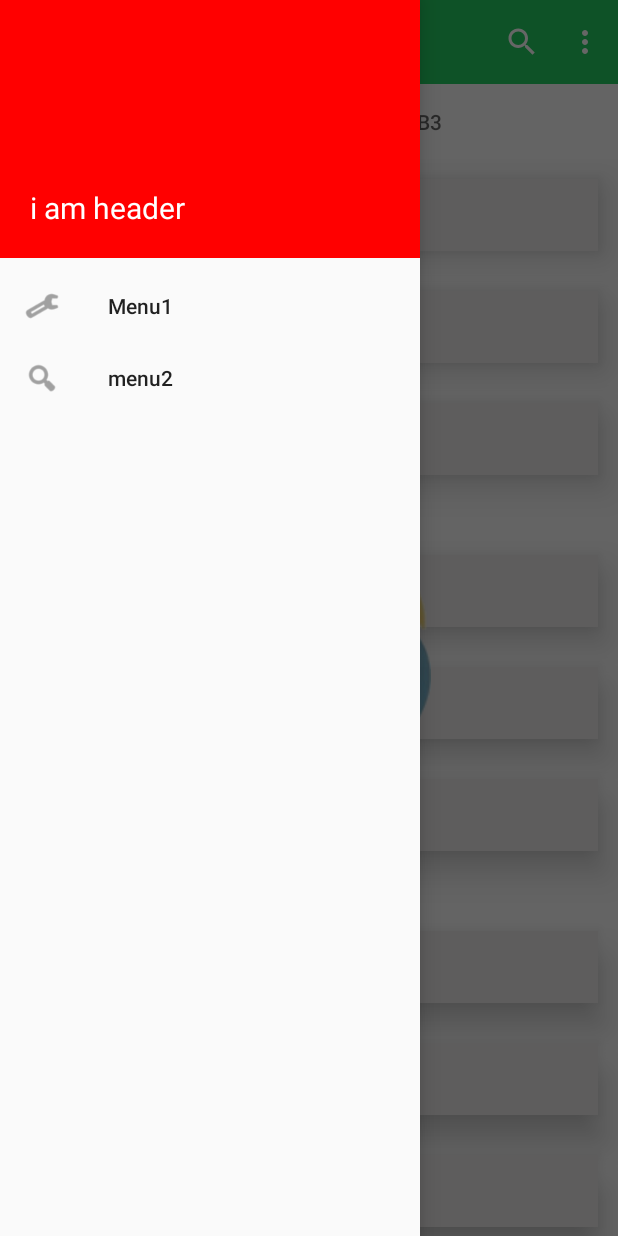
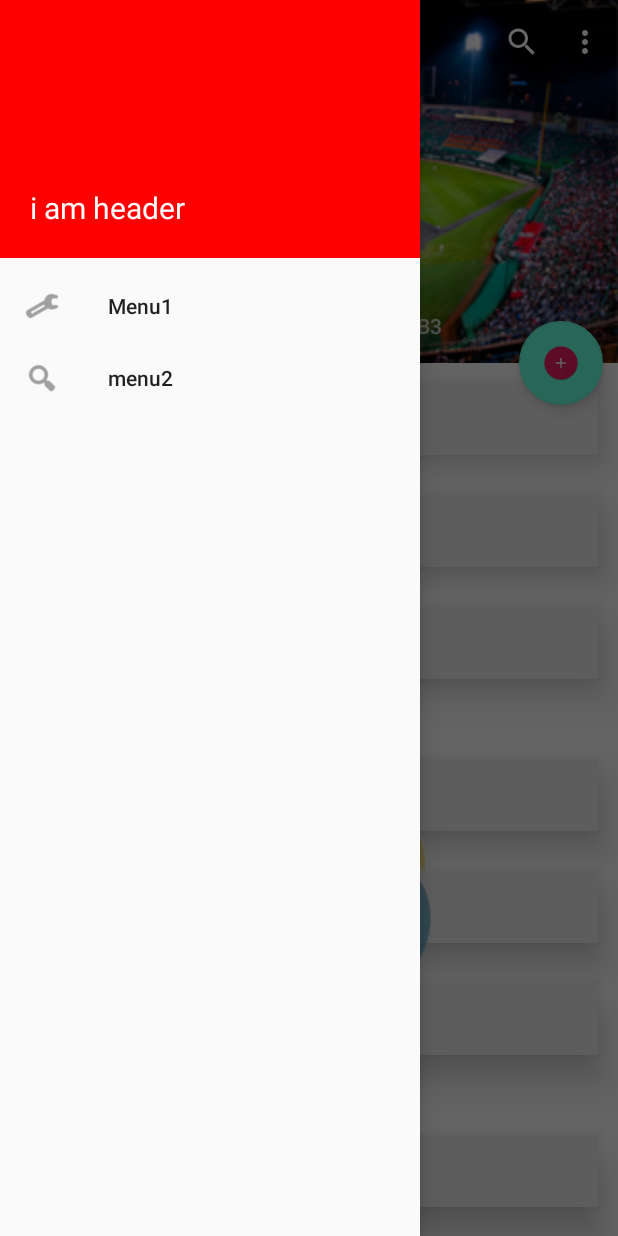
Before and after one commit to kimgaeunnn/AndroidStudy, an Android app: the screen it shows after launch (MainActivity), with the side drawer open, on a phone screen of 412 x 824 dp. Run offline under Robolectric (Android 15) with nearby library versions, the phone set to English and light mode, and no system bars.

Commit message:
Collapsed Appbar 설정
- CoordinatorLayout, Appbar 커스텀 설정 및 collapsing 설정
- ViewPager를 Tablayout 안으로 넣어버림
- FloatingActionButton 추가 및 이벤트 (SnackBar) 연결

```diff
--- a/app/src/main/java/com/gaeun/multicampus/MainActivity.java
+++ b/app/src/main/java/com/gaeun/multicampus/MainActivity.java
@@ -9,5 +9,6 @@ public class MainActivity extends AppCompatActivity {
     protected void onCreate(Bundle savedInstanceState) {
         super.onCreate(savedInstanceState);
         setContentView(R.layout.activity_main);
+
     }
 }
--- a/ch2_material/src/main/java/com/gaeun/ch2_material/MainActivity.java
+++ b/ch2_material/src/main/java/com/gaeun/ch2_material/MainActivity.java
@@ -2,6 +2,9 @@ package com.gaeun.ch2_material;
 
 import android.os.Bundle;
 import android.support.annotation.Nullable;
+import android.support.design.widget.CoordinatorLayout;
+import android.support.design.widget.FloatingActionButton;
+import android.support.design.widget.Snackbar;
 import android.support.design.widget.TabLayout;
 import android.support.v4.app.Fragment;
 import android.support.v4.app.FragmentManager;
@@ -11,6 +14,7 @@ import android.support.v4.widget.DrawerLayout;
 import android.support.v7.app.ActionBarDrawerToggle;
 import android.support.v7.app.AppCompatActivity;
 import android.support.v7.widget.Toolbar;
+import android.util.Log;
 import android.view.Menu;
 import android.view.MenuItem;
 import android.view.View;
@@ -18,7 +22,7 @@ import android.view.View;
 import java.util.ArrayList;
 import java.util.List;
 
-public class MainActivity extends AppCompatActivity {
+public class MainActivity extends AppCompatActivity implements View.OnClickListener {
 
 	ViewPager viewPager;
 	Toolbar toolbar;
@@ -27,6 +31,9 @@ public class MainActivity extends AppCompatActivity {
 	DrawerLayout drawerLayout;
 	ActionBarDrawerToggle toggle;
 	boolean isDrawerOpened;
+
+	FloatingActionButton fab;
+	CoordinatorLayout coordinatorLayout;
 
 	@Override
 	protected void onCreate(Bundle savedInstanceState) {
@@ -72,6 +79,22 @@ public class MainActivity extends AppCompatActivity {
 		// tabButton을 꾸미는건 (문자열) 코드에서 직접 해도 되고,
 		// viewPager와 연결되어있다면, 해당 viewPager화면 title 문자열을 그대로 가져옴.
 		tabLayout.setupWithViewPager(viewPager);
+
+		fab = findViewById(R.id.fab);
+		coordinatorLayout = findViewById(R.id.coordinator);
+		fab.setOnClickListener(this);
+	}
+
+	@Override
+	public void onClick(View view) {
+		Snackbar.make(coordinatorLayout, "gaeuniya", Snackbar.LENGTH_LONG)
+				.setAction("어키", new View.OnClickListener() {
+					@Override
+					public void onClick(View v) {
+						Log.d("gaeun", "FAB Clicked");
+					}
+				})
+				.show();
 	}
 
 	// menu event 처리함수
--- a/ch2_material/src/main/res/layout/activity_main.xml
+++ b/ch2_material/src/main/res/layout/activity_main.xml
@@ -6,17 +6,53 @@
 		android:id="@+id/drawer"
 		android:layout_width="match_parent"
 		android:layout_height="match_parent">
-	<RelativeLayout
+
+	<!-- view들의 상호 연동, Recycler View <-> AppBarLout 간 연동을 위한 CoordinatorLayout 사용 -->
+	<android.support.design.widget.CoordinatorLayout
+			android:id="@+id/coordinator"
 			android:layout_width="match_parent"
 			android:layout_height="match_parent"
 			tools:context=".MainActivity">
 
+		<android.support.design.widget.AppBarLayout
+				android:id="@+id/appbar"
+				android:layout_width="match_parent"
+				android:layout_height="242dp"
+				android:theme="@style/ThemeOverlay.AppCompat.Dark.ActionBar">
+
+			<!--
+			appbar 부분이 어떻게 접힐것인가?
+			contentScrim: scroll 되어 접힌다면 어느정도 접혔을때 지정한 컬러로 칠하기
+			layout_scrollFlags: 어떻게 접힐 것인가?
+			scroll|exitUntilCollapsed: 접히지만, 마지막 한 라인은 남는다.
+			scroll|enterAlwaysCollapsed: 전체 접혀서 사라진다.
+			-->
+			<android.support.design.widget.CollapsingToolbarLayout
+					android:layout_width="match_parent"
+					android:layout_height="242dp"
+					app:contentScrim="?attr/colorPrimary"
+					app:expandedTitleMarginBottom="56dp"
+					app:expandedTitleMarginStart="48dp"
+					app:title="AppBar Title"
+					app:layout_scrollFlags="scroll|exitUntilCollapsed">
+
+				<ImageView
+						android:layout_width="match_parent"
+						android:layout_height="match_parent"
+						android:scaleType="centerCrop"
+						android:src="@drawable/baseball"
+						app:layout_collapseMode="parallax"/>
+
+				<!--
+				layout_collapseMode: appBar가 접힐때, 개별 view는 어떻게 접히는가?
+				parallax: 접힐때 초기부터 같이 접혀라
+				pin: 안접힌다.
+				-->
 				<android.support.v7.widget.Toolbar
 						android:id="@+id/toolbar"
 						android:layout_width="match_parent"
 						android:layout_height="?attr/actionBarSize"
-				android:background="?attr/colorPrimary"
-				app:theme= "@style/ToolBarStyle"/>
+						app:layout_collapseMode="pin"/>
 
 				<!--
 				tabGravity: center, fill 등 지정으로, 버튼 align 조정
@@ -32,16 +68,38 @@
 						app:layout_collapseMode="parallax"
 						android:layout_below="@id/toolbar"/>
 
+			</android.support.design.widget.CollapsingToolbarLayout>
+
+		</android.support.design.widget.AppBarLayout>
+
+		<!--
+		layout_behavior: Library에서 제공하는데, 단순 문자열이 아님, 클래스명임 !
+		// 자신들의 scroll 정보를 누구에게 전달해야 하는지에 대한 정보
+		// Behavior 클래스: 다른곳의 정보를 받아 대상이 되는 View를 조정하는 역할
+		-->
 		<android.support.v4.view.ViewPager
 				android:id="@+id/viewpager"
 				android:layout_width="match_parent"
 				android:layout_height="match_parent"
-				android:layout_below="@id/tabs"/>
+				app:layout_behavior="@string/appbar_scrolling_view_behavior"/>
 
-	</RelativeLayout>
+		<!--rippleColor: 유저 클릭시 테두리 원 색상 -->
+		<android.support.design.widget.FloatingActionButton
+			android:id="@+id/fab"
+			android:layout_margin="10dp"
+			android:layout_height="wrap_content"
+			android:layout_width="wrap_content"
+			android:src="@drawable/ic_floating"
+			app:layout_anchor="@id/appbar"
+			app:layout_anchorGravity="bottom|right"
+			app:fabSize="normal"
+			app:rippleColor="#FFFFFF"/>
+
+
+	</android.support.design.widget.CoordinatorLayout>
 
 	<android.support.design.widget.NavigationView
-			android:id ="@+id/drawer_view"
+			android:id="@+id/drawer_view"
 			android:layout_width="wrap_content"
 			android:layout_height="match_parent"
 			android:layout_gravity="start"
@@ -49,4 +107,5 @@
 			app:menu="@menu/menu_drawer">
 
 	</android.support.design.widget.NavigationView>
+
 </android.support.v4.widget.DrawerLayout>
```
Lines whose indentation alone changed are shown as unchanged.
